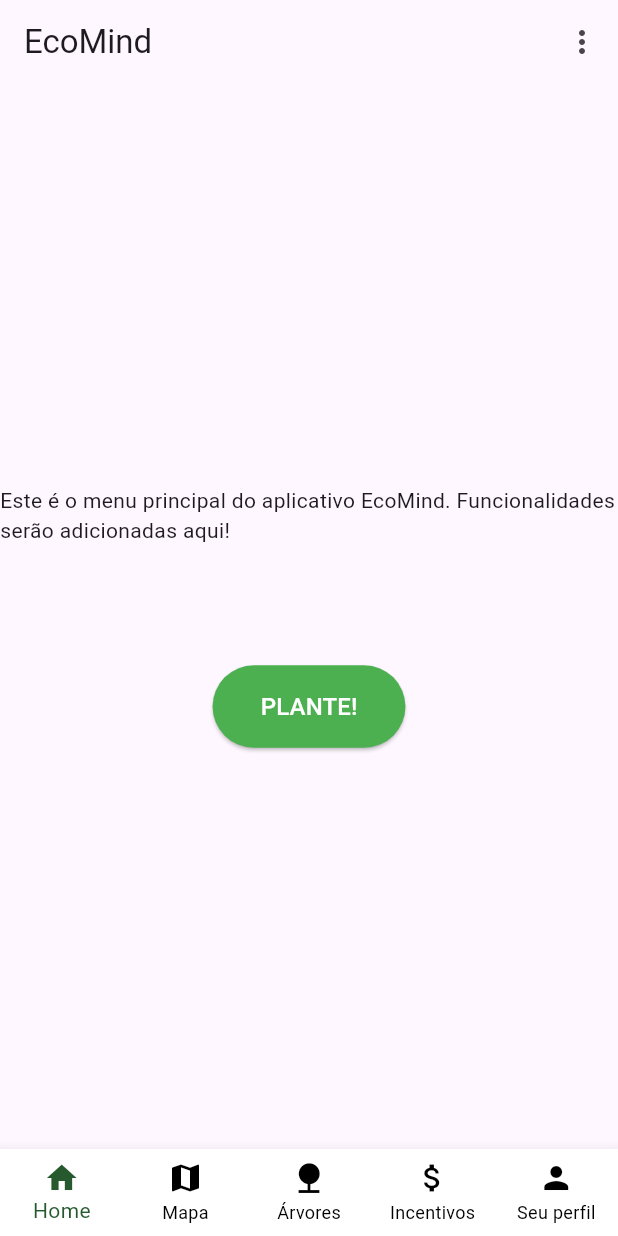
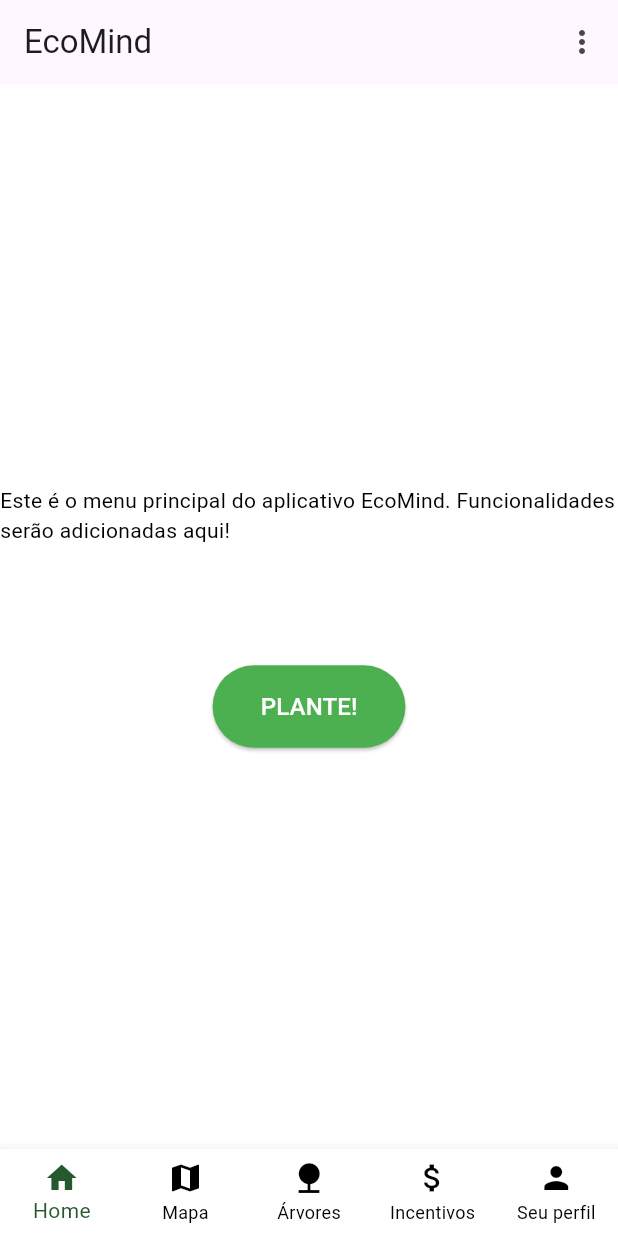
Before and after one commit to ggcraveiro/AppFetin, a Flutter app: the screen it shows after launch, on a phone screen of 412 x 824 dp. Run offline on Flutter 3.47's test engine with Material 3 defaults, Android fonts, the phone set to English and light mode, and no system bars; our stand-ins replace shared_preferences.

Commit message:
Update main.dart to use ThemeProvider with dark mode support

```diff
--- a/lib/main.dart
+++ b/lib/main.dart
@@ -1,5 +1,7 @@
 import 'package:flutter/material.dart';
+import 'package:provider/provider.dart';
 import 'pages/home_page.dart';
+import 'providers/theme_provider.dart';
 
 void main() {
   runApp(const MyApp());
@@ -10,10 +12,46 @@ class MyApp extends StatelessWidget {
 
   @override
   Widget build(BuildContext context) {
-    return MaterialApp(
-      title: 'EcoMind',
-      theme: ThemeData(primarySwatch: Colors.lightGreen),
-      home: const HomePage(),
+    return ChangeNotifierProvider(
+      create: (context) => ThemeProvider(),
+      child: Consumer<ThemeProvider>(
+        builder: (context, themeProvider, child) {
+          return MaterialApp(
+            title: 'EcoMind',
+            theme: ThemeData(
+              primarySwatch: Colors.lightGreen,
+              brightness: Brightness.light,
+              scaffoldBackgroundColor: Colors.white,
+              textTheme: const TextTheme(
+                bodyLarge: TextStyle(color: Colors.black),
+                bodyMedium: TextStyle(color: Colors.black),
+                bodySmall: TextStyle(color: Colors.black),
+              ),
+            ),
+            darkTheme: ThemeData(
+              primarySwatch: Colors.lightGreen,
+              brightness: Brightness.dark,
+              scaffoldBackgroundColor: const Color(0xFF121212),
+              textTheme: const TextTheme(
+                bodyLarge: TextStyle(color: Color(0xFFE0E0E0)),
+                bodyMedium: TextStyle(color: Color(0xFFE0E0E0)),
+                bodySmall: TextStyle(color: Color(0xFFE0E0E0)),
+              ),
+              appBarTheme: const AppBarTheme(
+                backgroundColor: Color(0xFF121212),
+                foregroundColor: Color(0xFFE0E0E0),
+              ),
+              listTileTheme: const ListTileThemeData(
+                textColor: Color(0xFFE0E0E0),
+                subtitleTextColor: Color(0xFFB0B0B0),
+              ),
+              dividerColor: const Color(0xFF333333),
+            ),
+            themeMode: themeProvider.isDarkMode ? ThemeMode.dark : ThemeMode.light,
+            home: const HomePage(),
+          );
+        },
+      ),
     );
   }
 }
```
